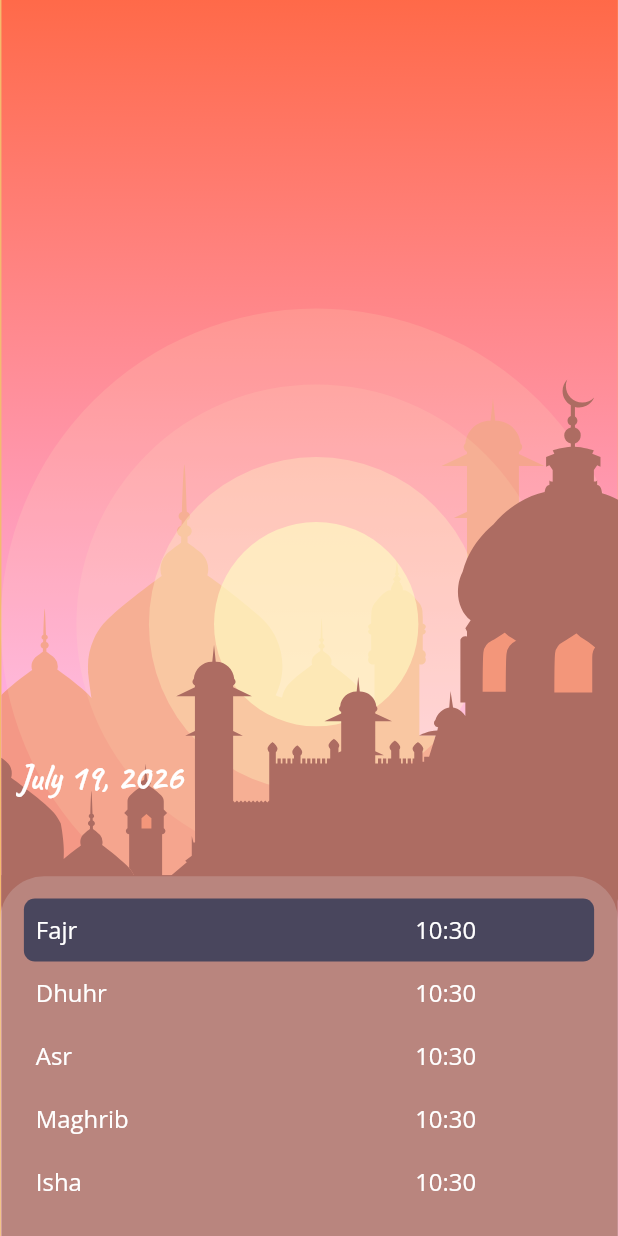
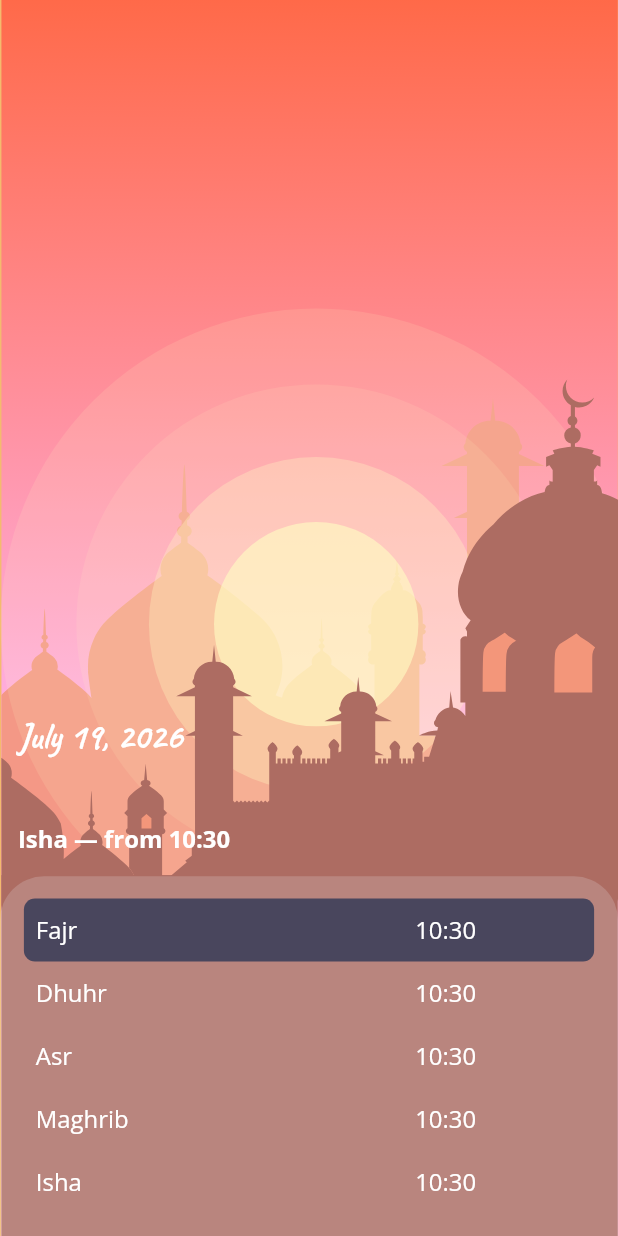
Before and after one commit to macdipu/amar_deen, a Flutter app: the SuccessWidget widget shown alone on an empty page, opened directly with empty values, on a phone screen of 412 x 824 dp. Run offline on Flutter 3.47's test engine with Material 3 defaults, Android fonts, the phone set to English and light mode, and no system bars; our stand-ins replace bloc, connectivity_plus, dartz, dio, equatable, flutter_bloc and 19 more; missing offline and left inert: adhan_dart, flutter_qiblah, hijri_calendar, muslim_data_flutter, qcf_quran, quran; accounts and stored records are empty; project files that could hold a hidden picture were left out.

Commit message:
TASK-011: prayer countdown + start/end time UI
The countdown half already existed pre-session (upcoming_prayer_text.dart
on the home app bar), so this scopes down to the actual gap: showing
the currently-active prayer's time window (start/end), which nothing
in the app displayed.

TimingController gains currentWindowPrayer/currentWindowStart/
currentWindowEnd, correctly handling the forTomorrow wraparound that
the existing prayer/time getters don't (those reset to today's
already-passed Fajr once all 5 prayers are done; the new getters
report "Isha" through the rest of the night, with a null end since
that window continues into tomorrow's Fajr - outside a single day's
PrayerTimesEntity). SuccessWidgetController.currentPrayerWindowLabel
builds the display string, wired into the Prayer Timing screen
respecting the existing 12h/24h toggle.

Drive-by fix: consolidates a duplicate Hijri-date computation TASK-010
introduced in SuccessWidgetController onto the existing
date_controller.dart getIslamicDate() helper, which was already
on-device and unrelated to the API removal.

Found but deliberately left alone: lib/src/features/home/bloc/timer_bloc/
is pre-existing dead code (unreferenced, superseded, has its own bug) -
flagged in PROGRESS.md for a future cleanup pass, not fixed here.

Not verified by flutter tooling - unavailable this session.

```diff
--- a/harness.yaml
+++ b/harness.yaml
@@ -234,8 +234,16 @@ epics:
           PROGRESS.md for full detail and the specific risk callouts - recommend this be the
           first thing checked once Flutter tooling is available.
       - id: TASK-011
-        status: todo
-        summary: Prayer countdown + start/end time UI.
+        status: done
+        summary: >
+          Prayer countdown + start/end time UI. Done 2026-07-19. Countdown already existed
+          (upcoming_prayer_text.dart, pre-dates this session). Added the missing start/end
+          window display (TimingController.currentWindow*/SuccessWidgetController.
+          currentPrayerWindowLabel) to the Prayer Timing screen. Drive-by fix: consolidated
+          a duplicate Hijri-date computation TASK-010 had introduced onto the existing
+          date_controller.dart helper. Found but left alone: dead TimerBloc in
+          home/bloc/timer_bloc/ (unreferenced, has its own bug) - flagged for cleanup, not
+          fixed. Not verified by flutter tooling (unavailable this session).
       - id: TASK-012
         status: todo
         summary: Voluntary prayer times (Duha, Ishraq, Tahajjud).
--- a/lib/src/core/util/controller/timing_controller.dart
+++ b/lib/src/core/util/controller/timing_controller.dart
@@ -50,6 +50,26 @@ class TimingController {
   MapEntry<String, DateTime> get currentTiming => _timingsList[_timingCount];
   String get prayer => _timingsList[_timingCount].key;
   DateTime get time => _timingsList[_timingCount].value;
+
+  /// Name of the prayer whose window is currently active. Unlike [prayer]
+  /// (which resets to index 0 / "Fajr" once [forTomorrow] is true, even
+  /// though that Fajr time has already passed), this correctly reports
+  /// "Isha" for the remainder of the night until tomorrow's Fajr.
+  String get currentWindowPrayer =>
+      _forTomorrow ? _timingsList.last.key : prayer;
+
+  /// Start of the current prayer's window.
+  DateTime get currentWindowStart => _forTomorrow ? _timingsList.last.value : time;
+
+  /// End of the current prayer's window (the next prayer's start), or
+  /// `null` if it's Isha - that window continues into tomorrow's Fajr,
+  /// not available from a single day's [PrayerTimesEntity].
+  DateTime? get currentWindowEnd {
+    if (_forTomorrow) return null;
+    final nextIndex = _timingCount + 1;
+    if (nextIndex >= _timingsList.length) return null;
+    return _timingsList[nextIndex].value;
+  }
 }
 
 String convertTimeTo12HourFormat(DateTime time) =>
--- a/lib/src/features/prayer_timing/controller/success_widget_controller.dart
+++ b/lib/src/features/prayer_timing/controller/success_widget_controller.dart
@@ -1,13 +1,13 @@
 import 'package:flutter/material.dart';
 import 'package:flutter_bloc/flutter_bloc.dart';
 import 'package:flutter_screenutil/flutter_screenutil.dart';
-import 'package:hijri_calendar/hijri_calendar.dart';
 import 'package:intl/intl.dart';
 
 import '../../../../features/prayer_times/domain/entities/prayer_times_entity.dart';
 import '../../../core/util/bloc/prayer_time_config/prayer_time_config_bloc.dart';
 import '../../../core/util/bloc/time_format/time_format_bloc.dart';
 import '../../../core/util/constants.dart';
+import '../../../core/util/controller/date_controller.dart';
 import '../../../core/util/controller/timing_controller.dart';
 
 enum TimingProps {
@@ -29,13 +29,14 @@ Map<TimingProps, String> backgroundAsset = {
 class SuccessWidgetController {
   final PrayerTimesEntity prayerTimes;
   final BuildContext context;
+  late final TimingController _controller;
   late final int timingCount;
   late final List<MapEntry<String, DateTime>> timingsList;
 
   SuccessWidgetController(this.prayerTimes, this.context) {
-    final controller = TimingController(prayerTimes);
-    timingCount = controller.timingCount;
-    timingsList = controller.timingsList;
+    _controller = TimingController(prayerTimes);
+    timingCount = _controller.timingCount;
+    timingsList = _controller.timingsList;
   }
 
   String setBackgroundImage() {
@@ -55,14 +56,29 @@ class SuccessWidgetController {
     }
   }
 
-  /// Today's Hijri date, computed on-device via `hijri_calendar` (no
-  /// network) and shifted by the user's configured [hijriAdjustmentDays].
+  /// Today's Hijri date, shifted by the user's configured
+  /// [hijriAdjustmentDays].
   String generateIslamicDate() {
     final hijriAdjustmentDays =
         BlocProvider.of<PrayerTimeConfigBloc>(context).state.hijriAdjustmentDays;
-    final date = DateTime.now().add(Duration(days: hijriAdjustmentDays));
-    final hijri = HijriCalendarConfig.fromGregorian(date);
-    return '${hijri.hDay} ${hijri.getLongMonthName()} ${hijri.hYear}';
+    return getIslamicDate(adjustmentDays: hijriAdjustmentDays);
+  }
+
+  /// "Dhuhr — 12:34 PM to 3:45 PM" for the currently active prayer window,
+  /// or "Isha — from 8:12 PM" once Isha's window has no known end (it
+  /// continues into tomorrow's Fajr, outside a single day's data).
+  String currentPrayerWindowLabel({required bool is24Hour}) {
+    String format(DateTime time) =>
+        is24Hour ? DateFormat('HH:mm').format(time) : convertTimeTo12HourFormat(time);
+
+    final name = _controller.currentWindowPrayer;
+    final start = format(_controller.currentWindowStart);
+    final end = _controller.currentWindowEnd;
+
+    if (end == null) {
+      return '$name — from $start';
+    }
+    return '$name — $start to ${format(end)}';
   }
 
   List<Widget> generateTimingList() {
--- a/lib/src/features/prayer_timing/widget/success_widget.dart
+++ b/lib/src/features/prayer_timing/widget/success_widget.dart
@@ -1,9 +1,11 @@
 import 'package:flutter/material.dart';
+import 'package:flutter_bloc/flutter_bloc.dart';
 import 'package:flutter_screenutil/flutter_screenutil.dart';
 import 'package:flutter_svg/flutter_svg.dart';
 import 'package:google_fonts/google_fonts.dart';
 
 import '../../../../features/prayer_times/domain/entities/prayer_times_entity.dart';
+import '../../../core/util/bloc/time_format/time_format_bloc.dart';
 import '../../../core/util/constants.dart';
 import '../../../core/util/controller/date_controller.dart';
 import '../controller/success_widget_controller.dart';
@@ -61,6 +63,25 @@ class SuccessWidget extends StatelessWidget {
                 ),
               ),
               SizedBox(
+                height: 8.h,
+              ),
+              Padding(
+                padding: kPagePadding,
+                child: BlocBuilder<TimeFormatBloc, TimeFormatState>(
+                  builder: (context, timeFormatState) {
+                    return Text(
+                      controller.currentPrayerWindowLabel(
+                        is24Hour: timeFormatState.is24,
+                      ),
+                      style: Theme.of(context).textTheme.titleLarge!.copyWith(
+                            color: Colors.white,
+                            fontWeight: FontWeight.bold,
+                          ),
+                    );
+                  },
+                ),
+              ),
+              SizedBox(
                 height: 16.h,
               ),
               Container(
```
Also changed, not shown: 2 other files.
